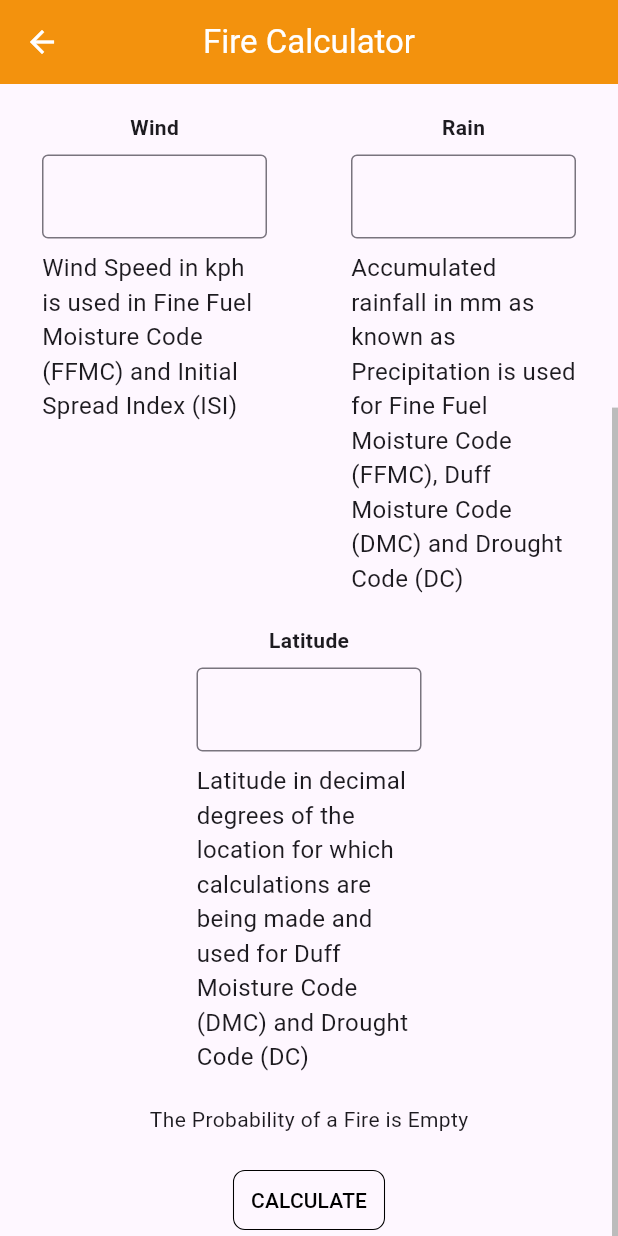
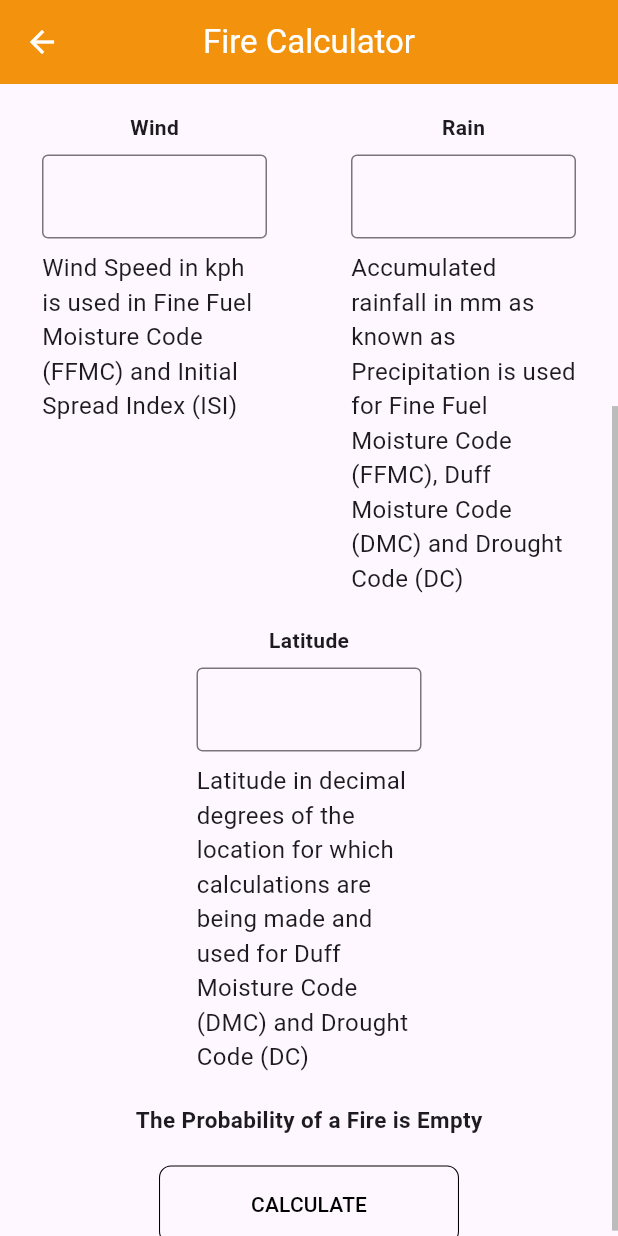
Before and after one commit to Mazen-Alnahdi/fire_prevention_program, a Flutter app: the Calc screen opened directly, scrolled down 300 dp, on a phone screen of 412 x 824 dp. Run offline on Flutter 3.47's test engine with Material 3 defaults, Android fonts, the light colour scheme and no system bars; our stand-ins replace flutter_dotenv, flutter_map, latlong2.

Commit message:
modified the calc page to make it user friendly

```diff
--- a/lib/pages/calculator.dart
+++ b/lib/pages/calculator.dart
@@ -268,7 +268,9 @@
                 Row(
                   mainAxisAlignment: MainAxisAlignment.center,
                   children: [
-                    Text("The Probability of a Fire is ${result}"),
+                    Text("The Probability of a Fire is ${result}",
+                    style: TextStyle(fontWeight: FontWeight.bold,
+                    fontSize: 15),),
                   ],
                 ),
                 const SizedBox(height: 20,),
@@ -276,7 +278,7 @@
                   mainAxisAlignment: MainAxisAlignment.center,
                   children: [
                     TextButton(
-                        style: ButtonStyle(
+                        style:ButtonStyle(
                           foregroundColor: WidgetStateProperty.all<Color>(Colors.black),
                           overlayColor: WidgetStateProperty.resolveWith<Color?>(
                                 (Set<WidgetState> states) {
@@ -302,6 +304,8 @@
                           shape: WidgetStateProperty.all<RoundedRectangleBorder>(
                             RoundedRectangleBorder(borderRadius: BorderRadius.circular(8)), // Rounded corners
                           ),
+                          padding: WidgetStateProperty.all<EdgeInsets>(EdgeInsets.symmetric(vertical: 16, horizontal: 32)), // Adjust padding for bigger button
+                          minimumSize: WidgetStateProperty.all(Size(200, 50)), // Fixed width and height
                         ),
 
                         onPressed: () {
```
